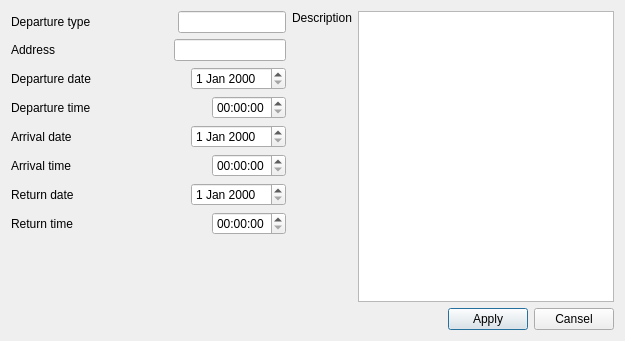
Qt form singleform.ui (ViktorAH14/firedb) before a commit.
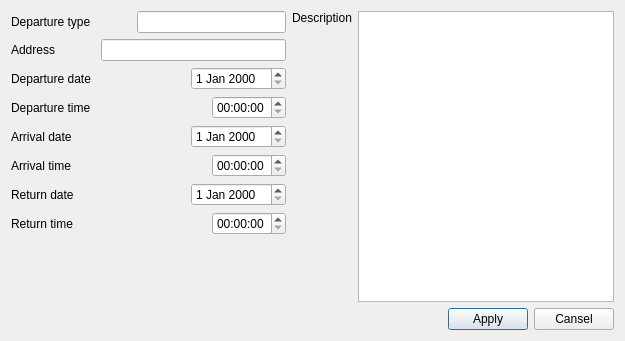
The same form after that commit.

```diff
--- a/singleform.ui
+++ b/singleform.ui
@@ -56,7 +56,7 @@
           <widget class="QLineEdit" name="lineEditDepType">
            <property name="sizePolicy">
             <sizepolicy hsizetype="Preferred" vsizetype="Fixed">
-             <horstretch>0</horstretch>
+             <horstretch>1</horstretch>
              <verstretch>0</verstretch>
             </sizepolicy>
            </property>
@@ -96,7 +96,14 @@
           </spacer>
          </item>
          <item>
-          <widget class="QLineEdit" name="lineEditAddress"/>
+          <widget class="QLineEdit" name="lineEditAddress">
+           <property name="sizePolicy">
+            <sizepolicy hsizetype="Expanding" vsizetype="Fixed">
+             <horstretch>1</horstretch>
+             <verstretch>0</verstretch>
+            </sizepolicy>
+           </property>
+          </widget>
          </item>
         </layout>
        </item>
```
Left out of the diff: 9 changed lines with no effect on the pictures.
